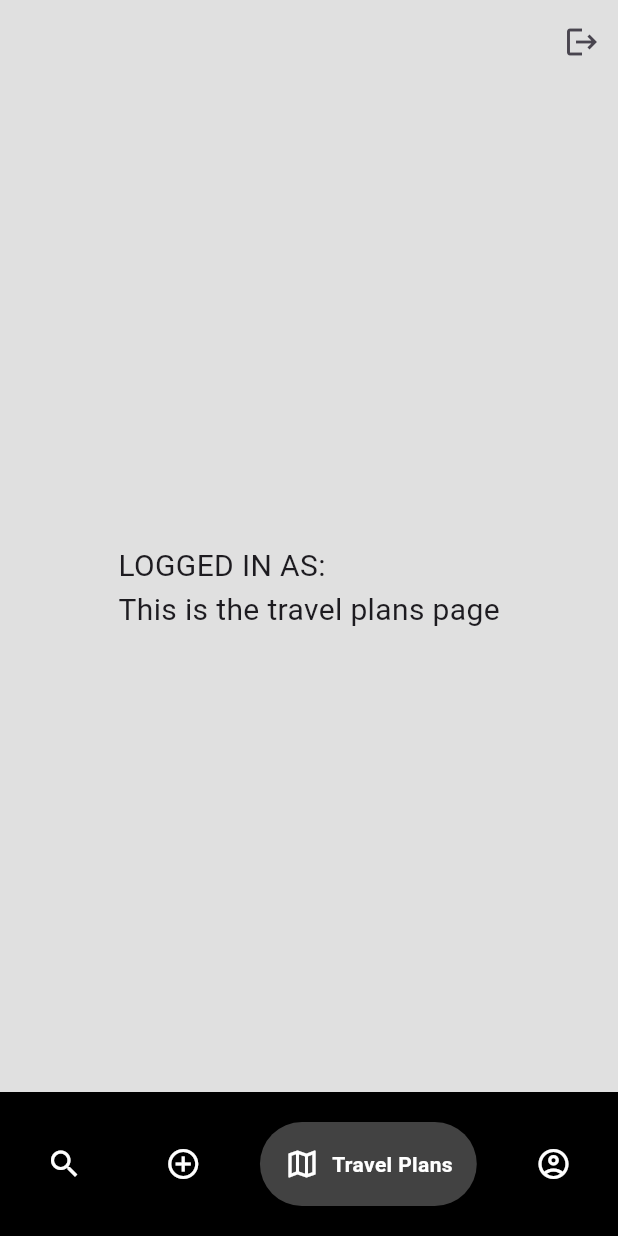
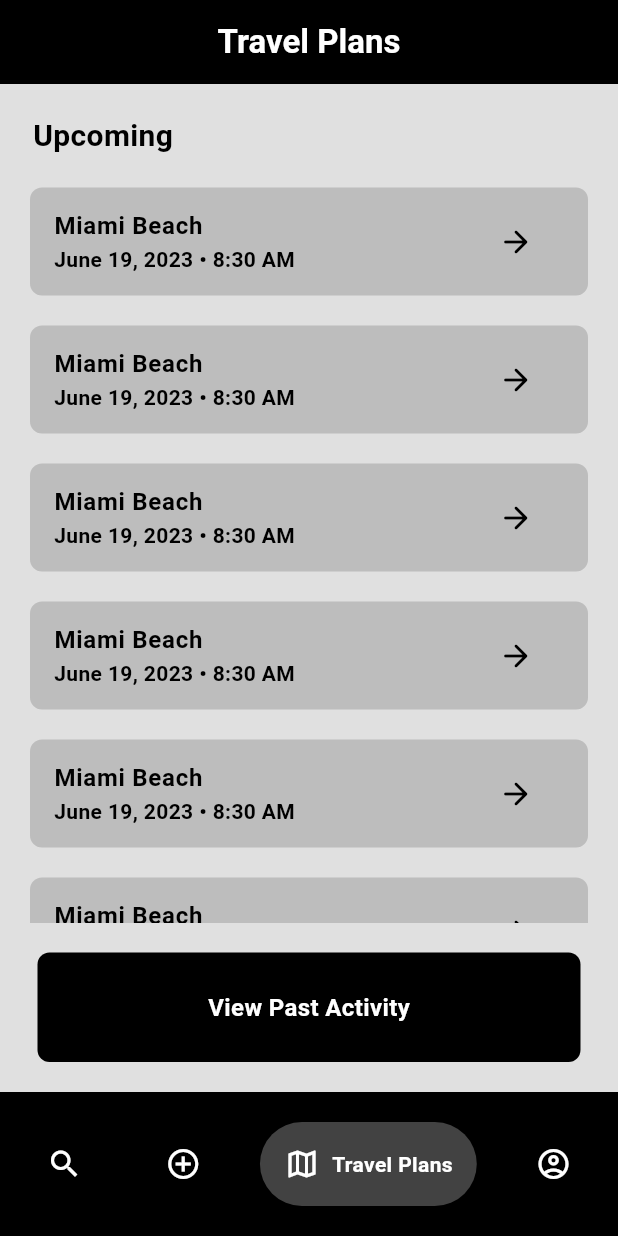
Before and after one commit to FabioHdez/CommuteConnect, a Flutter app: the screen it shows once a user with an empty profile is signed in, item 3 of the bottom bar chosen, on a phone screen of 412 x 824 dp. Run offline on Flutter 3.47's test engine with Material 3 defaults, Android fonts, the phone set to English and light mode, and no system bars; drawn by our look-alikes of google_nav_bar; our stand-ins replace firebase_auth, firebase_core, google_sign_in; accounts and stored records are empty.

Commit message:
Basic UI Activity Page

```diff
--- a/commute_connect/lib/pages/travel_plans_page.dart
+++ b/commute_connect/lib/pages/travel_plans_page.dart
@@ -1,36 +1,79 @@
 //Dummy travel plans page, where user can see their future travel plans.
 
-import 'package:firebase_auth/firebase_auth.dart';
+import 'package:commute_connect/components/my_button.dart';
 import 'package:flutter/material.dart';
 
 class TravelPlansPage extends StatelessWidget {
-  TravelPlansPage({super.key});
-
-  final user = FirebaseAuth.instance.currentUser!;
-
-  // sign user out
-  void signUserOut() {
-    FirebaseAuth.instance.signOut();
-  }
+  const TravelPlansPage({super.key});
 
   @override
   Widget build(BuildContext context) {
     return Scaffold(
-      backgroundColor: Colors.grey[300],
-      appBar: AppBar(
         backgroundColor: Colors.grey[300],
-        actions: [
-          IconButton(
-            onPressed: signUserOut,
-            icon: Icon(Icons.logout),
-          )
-        ],
-      ),
-      body: Center(
-          child: Text(
-        "LOGGED IN AS: " + user.email! + "\nThis is the travel plans page",
-        style: TextStyle(fontSize: 20),
-      )),
-    );
+        appBar: AppBar(
+          centerTitle: true,
+          title: const Text("Travel Plans",
+              style: TextStyle(fontWeight: FontWeight.bold)),
+          elevation: 0,
+          backgroundColor: Colors.black,
+          foregroundColor: Colors.white,
+        ),
+        body: Column(
+          children: [
+            const SizedBox(height: 20),
+            const Padding(
+              padding: EdgeInsets.symmetric(horizontal: 22.0),
+              child: Row(
+                mainAxisAlignment: MainAxisAlignment.start,
+                children: [
+                  Text('Upcoming',
+                      style: TextStyle(
+                          color: Colors.black,
+                          fontSize: 20,
+                          fontWeight: FontWeight.bold)),
+                ],
+              ),
+            ),
+            Expanded(
+              child: ListView.builder(
+                itemCount: 20,
+                itemBuilder: (context, index) {
+                  return Container(
+                    decoration: BoxDecoration(
+                        color: Colors.grey[400],
+                        borderRadius: BorderRadius.circular(8)),
+                    margin: const EdgeInsets.only(left: 20, top: 20, right: 20),
+                    child: const ListTile(
+                      title: Text(
+                        "Miami Beach",
+                        style: TextStyle(
+                            color: Colors.black, fontWeight: FontWeight.bold),
+                      ),
+                      subtitle: Text(
+                        "June 19, 2023 • 8:30 AM",
+                        style: TextStyle(
+                            color: Colors.black, fontWeight: FontWeight.bold),
+                      ),
+                      trailing: IconButton(
+                        icon: Icon(
+                          Icons.arrow_forward_rounded,
+                          color: Colors.black,
+                        ),
+                        onPressed: null,
+                      ),
+                    ),
+                  );
+                },
+              ),
+            ),
+            const Padding(
+              padding: EdgeInsets.only(top: 20, bottom: 20),
+              child: MyButton(
+                text: "View Past Activity",
+                onTap: null,
+              ),
+            ),
+          ],
+        ));
   }
 }
```
